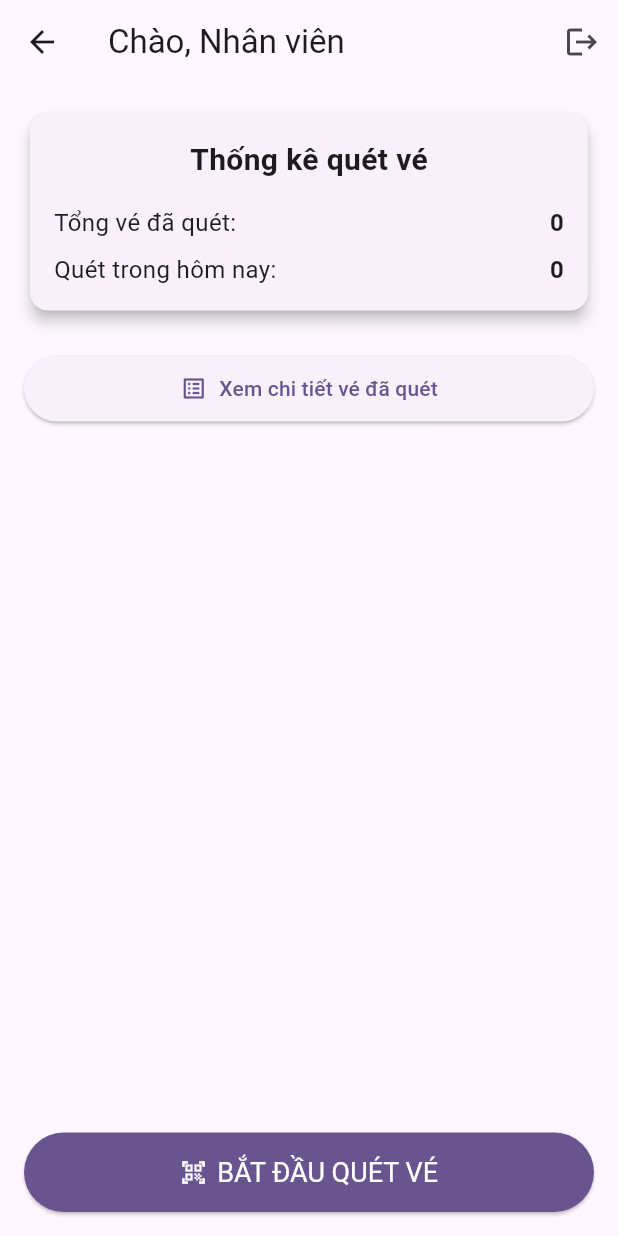
After one commit to Khanh8154/App_soat_ve_2, a Flutter app: the DashboardScreen screen opened directly, on a phone screen of 412 x 824 dp. The commit adds this screen. Run offline on Flutter 3.47's test engine with Material 3 defaults, Android fonts, the phone set to English and light mode, and no system bars; our stand-ins replace hive, hive_flutter; missing offline and left inert: mobile_scanner; accounts and stored records are empty.

Commit message:
Update code

```diff
--- a/lib/data_sources/local_ticket_source.dart
+++ b/lib/data_sources/local_ticket_source.dart
@@ -24,4 +24,7 @@ class LocalTicketSource implements TicketDataSource {
       return 0; // Trả về 0 nếu có lỗi
     }
   }
+  Future<List<Ticket>> getAllTickets() async {
+    return _ticketBox.values.toList();
+  }
 }
--- a/lib/main.dart
+++ b/lib/main.dart
@@ -6,6 +6,8 @@ import 'data_sources/database_service.dart';
 import 'providers/auth_provider.dart'; // MỚI
 import 'screens/login_screen.dart'; // MỚI
 import 'screens/scanner_screen.dart'; // MỚI
+import 'providers/dashboard_provider.dart'; // THÊM DÒNG NÀY
+import 'screens/dashboard_screen.dart'; // THÊM DÒNG NÀY
 
 void main() async {
   WidgetsFlutterBinding.ensureInitialized();
@@ -17,6 +19,7 @@ void main() async {
       providers: [
         // Cung cấp AuthProvider cho toàn bộ cây widget
         ChangeNotifierProvider(create: (_) => AuthProvider()),
+        ChangeNotifierProvider(create: (_) => DashboardProvider()),
       ],
       child: const MyApp(),
     ),
@@ -39,7 +42,7 @@ class MyApp extends StatelessWidget {
         builder: (context, authProvider, _) {
           if (authProvider.isAuthenticated) {
             // Nếu đã đăng nhập, hiển thị màn hình quét
-            return const ScannerScreen();
+            return const DashboardScreen();
           } else {
             // Nếu chưa, hiển thị màn hình đăng nhập
             return const LoginScreen();
--- /dev/null
+++ b/lib/providers/dashboard_provider.dart
@@ -0,0 +1,37 @@
+// lib/providers/dashboard_provider.dart
+
+import 'package:flutter/material.dart';
+import '../models/ticket.dart';
+import '../repositories/ticket_repository.dart';
+
+class DashboardProvider with ChangeNotifier {
+  final TicketRepository _ticketRepository = TicketRepository();
+
+  List<Ticket> _scannedTickets = [];
+  List<Ticket> get scannedTickets => _scannedTickets;
+
+  bool _isLoading = false;
+  bool get isLoading => _isLoading;
+
+  int get totalScanned => _scannedTickets.length;
+
+  int get totalScannedToday {
+    final now = DateTime.now();
+    final today = DateTime(now.year, now.month, now.day);
+    return _scannedTickets.where((ticket) {
+      final scannedDate = DateTime(ticket.scannedAt!.year, ticket.scannedAt!.month, ticket.scannedAt!.day);
+      return scannedDate.isAtSameMomentAs(today);
+    }).length;
+  }
+
+  // Hàm để tải dữ liệu thống kê
+  Future<void> fetchScannedTickets(int employeeId) async {
+    _isLoading = true;
+    notifyListeners();
+
+    _scannedTickets = await _ticketRepository.getScannedTicketsByEmployee(employeeId);
+
+    _isLoading = false;
+    notifyListeners();
+  }
+}
--- /dev/null
+++ b/lib/screens/dashboard_screen.dart
@@ -0,0 +1,131 @@
+// lib/screens/dashboard_screen.dart
+
+import 'package:flutter/material.dart';
+import 'package:new_scanner_app/models/employee.dart';
+import 'package:new_scanner_app/screens/scanned_tickets_screen.dart';
+import 'package:provider/provider.dart';
+import '../providers/auth_provider.dart';
+import '../providers/dashboard_provider.dart';
+import 'scanner_screen.dart';
+
+class DashboardScreen extends StatefulWidget {
+  const DashboardScreen({super.key});
+
+  @override
+  State<DashboardScreen> createState() => _DashboardScreenState();
+}
+
+class _DashboardScreenState extends State<DashboardScreen> {
+  @override
+  void initState() {
+    super.initState();
+    // Tải dữ liệu thống kê ngay khi màn hình được tạo
+    WidgetsBinding.instance.addPostFrameCallback((_) {
+      final employeeId = Provider.of<AuthProvider>(context, listen: false).employee?.id;
+      if (employeeId != null) {
+        Provider.of<DashboardProvider>(context, listen: false).fetchScannedTickets(employeeId);
+      }
+    });
+  }
+
+  @override
+  Widget build(BuildContext context) {
+    final authProvider = Provider.of<AuthProvider>(context, listen: false);
+    final employeeName = authProvider.employee?.name ?? 'Nhân viên';
+
+    return Scaffold(
+      appBar: AppBar(
+        title: Text('Chào, $employeeName'),
+        actions: [
+          IconButton(
+            icon: const Icon(Icons.logout),
+            onPressed: () => authProvider.logout(),
+          )
+        ],
+      ),
+      body: Consumer<DashboardProvider>(
+        builder: (context, dashboard, child) {
+          if (dashboard.isLoading) {
+            return const Center(child: CircularProgressIndicator());
+          }
+          return Padding(
+            padding: const EdgeInsets.all(16.0),
+            child: Column(
+              crossAxisAlignment: CrossAxisAlignment.stretch,
+              children: [
+                // Thẻ thống kê
+                Card(
+                  elevation: 4,
+                  child: Padding(
+                    padding: const EdgeInsets.all(16.0),
+                    child: Column(
+                      children: [
+                        const Text(
+                          'Thống kê quét vé',
+                          style: TextStyle(fontSize: 20, fontWeight: FontWeight.bold),
+                        ),
+                        const SizedBox(height: 16),
+                        _buildStatRow('Tổng vé đã quét:', '${dashboard.totalScanned}'),
+                        const SizedBox(height: 8),
+                        _buildStatRow('Quét trong hôm nay:', '${dashboard.totalScannedToday}'),
+                      ],
+                    ),
+                  ),
+                ),
+                const SizedBox(height: 24),
+
+                // Nút xem chi tiết
+                ElevatedButton.icon(
+                  icon: const Icon(Icons.list_alt),
+                  label: const Text('Xem chi tiết vé đã quét'),
+                  onPressed: () {
+                    Navigator.of(context).push(MaterialPageRoute(
+                      builder: (context) => const ScannedTicketsScreen(),
+                    ));
+                  },
+                  style: ElevatedButton.styleFrom(
+                    padding: const EdgeInsets.symmetric(vertical: 12),
+                  ),
+                ),
+                const Spacer(),
+
+                // Nút bắt đầu quét
+                ElevatedButton.icon(
+                  icon: const Icon(Icons.qr_code_scanner),
+                  label: const Text('BẮT ĐẦU QUÉT VÉ'),
+                  onPressed: () async {
+                    await Navigator.of(context).push(MaterialPageRoute(
+                      builder: (context) => const ScannerScreen(),
+                    ));
+                    if (mounted){
+                      final employeeId = Provider.of<AuthProvider>(context, listen: false).employee?.id;
+                      if (employeeId != null){
+                        Provider.of<DashboardProvider>(context, listen: false).fetchScannedTickets(employeeId);
+                      }
+                    }
+                  },
+                  style: ElevatedButton.styleFrom(
+                    padding: const EdgeInsets.symmetric(vertical: 16),
+                    textStyle: const TextStyle(fontSize: 18),
+                    backgroundColor: Theme.of(context).primaryColor,
+                    foregroundColor: Colors.white,
+                  ),
+                ),
+              ],
+            ),
+          );
+        },
+      ),
+    );
+  }
+
+  Widget _buildStatRow(String title, String value) {
+    return Row(
+      mainAxisAlignment: MainAxisAlignment.spaceBetween,
+      children: [
+        Text(title, style: const TextStyle(fontSize: 16)),
+        Text(value, style: const TextStyle(fontSize: 16, fontWeight: FontWeight.bold)),
+      ],
+    );
+  }
+}
```
Also changed, not shown: lib/data_sources/remote_auth_source.dart (+49 -0 lines), lib/data_sources/remote_ticket_source.dart (+66 -0 lines), lib/repositories/ticket_repository.dart (+23 -0 lines), lib/screens/scanned_tickets_screen.dart (added, +42 -0 lines).
